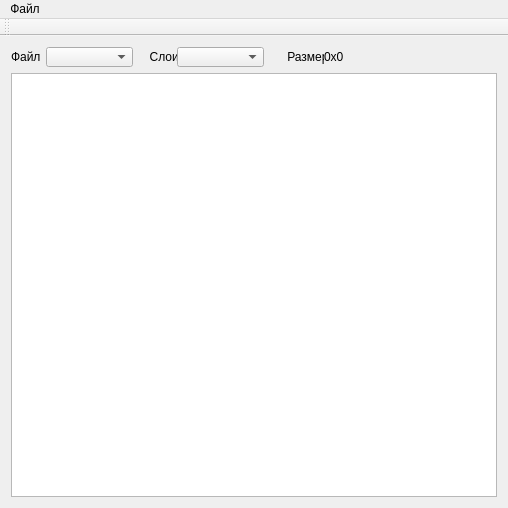
Qt form mainwindow.ui (Evgeniuser/QT_test_task) before a commit.
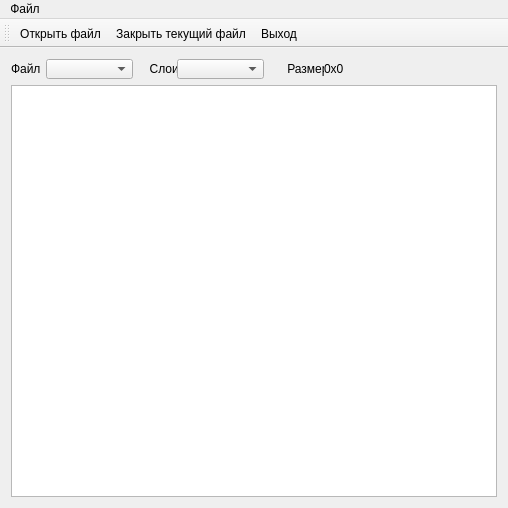
The same form after that commit.

Patch:
```diff
--- a/mainwindow.ui
+++ b/mainwindow.ui
@@ -150,6 +150,9 @@
    <attribute name="toolBarBreak">
     <bool>false</bool>
    </attribute>
+   <addaction name="OpenFile"/>
+   <addaction name="closeCurFile"/>
+   <addaction name="Exit"/>
   </widget>
   <action name="OpenFile">
    <property name="text">
```
Left out of the diff: 3 changed lines with no effect on the pictures.
